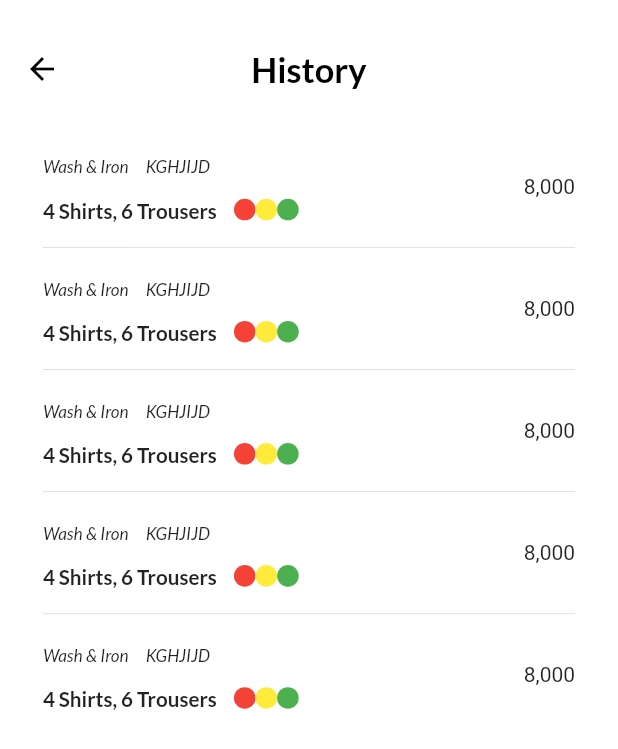
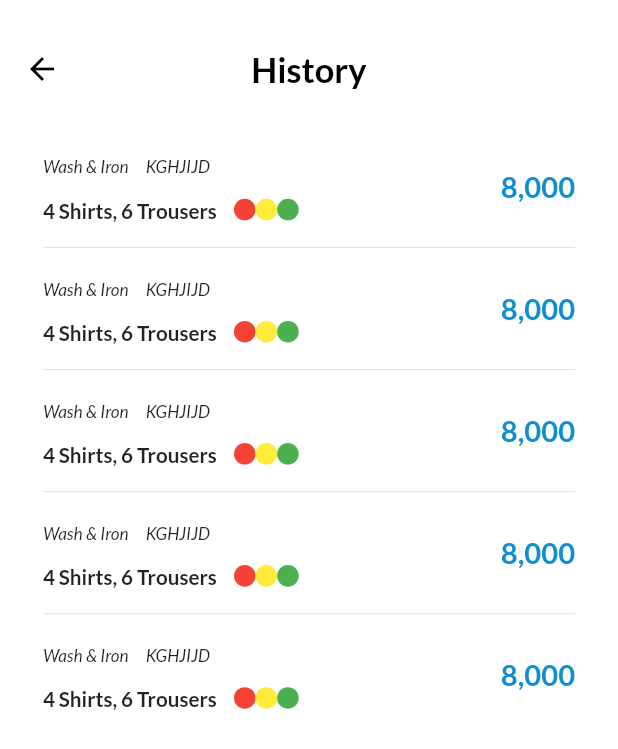
Before and after one commit to AchizuePriscilla/volt-laundry, a Flutter app: the HistoryView screen opened by its route, on a phone screen of 412 x 824 dp. Shown: the top 749 px of the screen. Run offline on Flutter 3.47's test engine with Material 2 defaults, Android fonts, the phone set to English and light mode, and no system bars; our stand-ins replace country_code_picker, flutter_credit_card, flutter_screenutil, flutter_slidable, get_it, google_fonts and 2 more.

Commit message:
Changes: Negligible UI fixes

```diff
--- a/lib/presentation/views/delivery_details.dart
+++ b/lib/presentation/views/delivery_details.dart
@@ -72,8 +72,8 @@ class DeliveryDetailsView extends StatelessWidget {
                 crossAxisAlignment: CrossAxisAlignment.start,
                 children: [
                   Icon(
-                    Icons.store,
-                    color: Palette.buttonColor,
+                    Icons.location_on,
+                    color: Palette.lightGreen,
                     size: 20.h,
                   ),
                   const CustomSpacer(
--- a/lib/presentation/views/history_view.dart
+++ b/lib/presentation/views/history_view.dart
@@ -97,7 +97,13 @@ class HistoryView extends StatelessWidget {
                                 ],
                               )
                             ]),
-                        Text('8,000')
+                        Text(
+                          '8,000',
+                          style: GoogleFonts.lato(
+                              fontSize: 17.sp,
+                              fontWeight: FontWeight.w700,
+                              color: Theme.of(context).primaryColor),
+                        )
                       ],
                     ),
                   );
```
